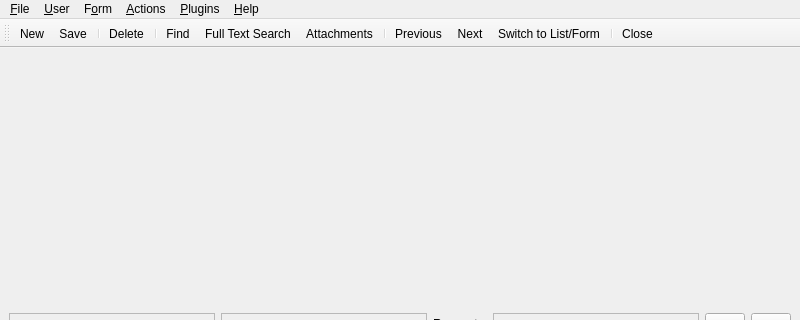
First picture: the form in bin/ui/mainwindow.ui, repository xrg/openerp-client-kde, before the edit; both pictures show x 0 to 800 and y 0 to 320 of the 800 by 600 pixel window.
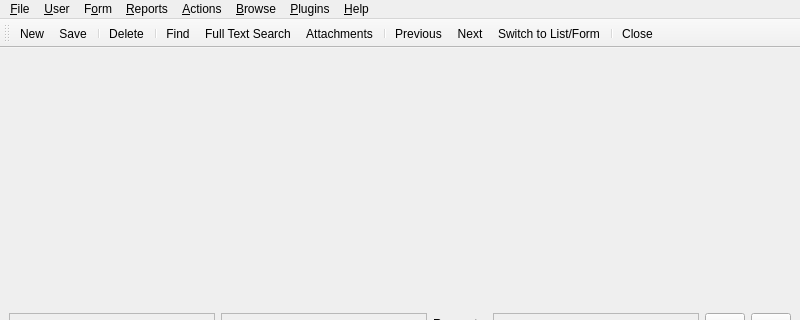
Second picture: the form after the edit. Icons and pictures are not drawn.

Commit message: Commit missing mainwindow.ui from previous commit: Adds 'Reports' and 'Browse' menu options.

Patch:
```diff
--- a/bin/ui/mainwindow.ui
+++ b/bin/ui/mainwindow.ui
@@ -363,10 +363,22 @@
      <string>&amp;Actions</string>
     </property>
    </widget>
+   <widget class="QMenu" name="menuReports" >
+    <property name="title" >
+     <string>&amp;Reports</string>
+    </property>
+   </widget>
+   <widget class="QMenu" name="menuBrowse" >
+    <property name="title" >
+     <string>&amp;Browse</string>
+    </property>
+   </widget>
    <addaction name="menuFile" />
    <addaction name="menuUser" />
    <addaction name="menuForm" />
+   <addaction name="menuReports" />
    <addaction name="menuActions" />
+   <addaction name="menuBrowse" />
    <addaction name="menuPlugins" />
    <addaction name="menuHelp" />
   </widget>
```
